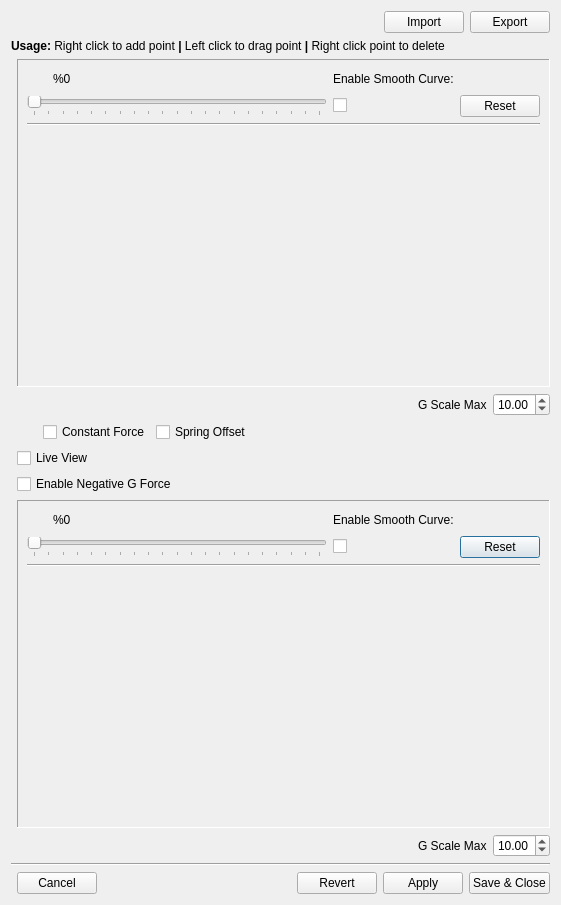
Old version of the form SM/advanced_g_curve.ui in the repository walmis/VPforce-TelemFFB.
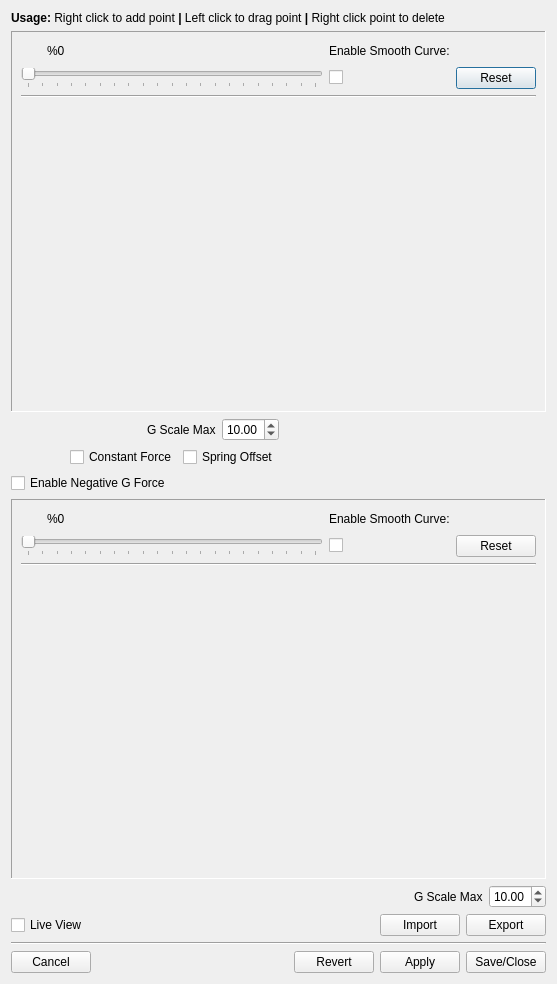
New version of the form. Custom widgets are drawn as their Qt base class.

The edit to the form file:
```diff
--- a/SM/advanced_g_curve.ui
+++ b/SM/advanced_g_curve.ui
@@ -6,215 +6,24 @@
    <rect>
     <x>0</x>
     <y>0</y>
-    <width>561</width>
-    <height>905</height>
+    <width>557</width>
+    <height>984</height>
    </rect>
   </property>
   <property name="windowTitle">
    <string>Advanced G Effect Configuration</string>
   </property>
-  <layout class="QGridLayout" name="gridLayout_2">
-   <item row="3" column="0">
-    <layout class="QGridLayout" name="MastergridLayout">
-     <item row="5" column="0" colspan="2">
-      <widget class="Line" name="line">
-       <property name="orientation">
-        <enum>Qt::Horizontal</enum>
-       </property>
-      </widget>
-     </item>
-     <item row="3" column="1">
-      <widget class="QFrame" name="frame_2">
-       <property name="sizePolicy">
-        <sizepolicy hsizetype="Preferred" vsizetype="Preferred">
-         <horstretch>1</horstretch>
-         <verstretch>1</verstretch>
-        </sizepolicy>
-       </property>
-       <property name="minimumSize">
-        <size>
-         <width>300</width>
-         <height>300</height>
-        </size>
-       </property>
-       <property name="frameShape">
-        <enum>QFrame::Panel</enum>
-       </property>
-       <property name="frameShadow">
-        <enum>QFrame::Sunken</enum>
-       </property>
-       <layout class="QVBoxLayout" name="verticalLayout_3">
-        <item>
-         <layout class="QGridLayout" name="gridLayout_4">
-          <item row="0" column="1">
-           <widget class="QLabel" name="label_3">
-            <property name="text">
-             <string>Enable Smooth Curve:</string>
-            </property>
-           </widget>
-          </item>
-          <item row="1" column="0">
-           <widget class="QSlider" name="sl_neg_mastergain">
-            <property name="enabled">
-             <bool>true</bool>
-            </property>
-            <property name="sizePolicy">
-             <sizepolicy hsizetype="MinimumExpanding" vsizetype="Fixed">
-              <horstretch>0</horstretch>
-              <verstretch>0</verstretch>
-             </sizepolicy>
-            </property>
-            <property name="minimumSize">
-             <size>
-              <width>0</width>
-              <height>0</height>
-             </size>
-            </property>
-            <property name="maximum">
-             <number>100</number>
-            </property>
-            <property name="pageStep">
-             <number>1</number>
-            </property>
-            <property name="orientation">
-             <enum>Qt::Horizontal</enum>
-            </property>
-            <property name="tickPosition">
-             <enum>QSlider::TicksBelow</enum>
-            </property>
-            <property name="tickInterval">
-             <number>5</number>
-            </property>
-           </widget>
-          </item>
-          <item row="1" column="1">
-           <widget class="Toggle" name="cb_neg_smoothcurve">
-            <property name="text">
-             <string/>
-            </property>
-           </widget>
-          </item>
-          <item row="1" column="2">
-           <widget class="QPushButton" name="pb_neg_reset">
-            <property name="text">
-             <string>  Reset  </string>
-            </property>
-           </widget>
-          </item>
-          <item row="0" column="0">
-           <layout class="QHBoxLayout" name="horizontalLayout_6">
-            <item>
-             <widget class="InfoLabel" name="lab_neg_gain_label" native="true">
-              <property name="minimumSize">
-               <size>
-                <width>20</width>
-                <height>0</height>
-               </size>
-              </property>
-             </widget>
-            </item>
-            <item alignment="Qt::AlignLeft">
-             <widget class="QLabel" name="lab_neg_mastergain">
-              <property name="text">
-               <string>%0</string>
-              </property>
-             </widget>
-            </item>
-            <item>
-             <spacer name="horizontalSpacer_6">
-              <property name="orientation">
-               <enum>Qt::Horizontal</enum>
-              </property>
-              <property name="sizeHint" stdset="0">
-               <size>
-                <width>40</width>
-                <height>20</height>
-               </size>
-              </property>
-             </spacer>
-            </item>
-           </layout>
-          </item>
-         </layout>
-        </item>
-        <item>
-         <widget class="Line" name="line_3">
-          <property name="orientation">
-           <enum>Qt::Horizontal</enum>
-          </property>
-         </widget>
-        </item>
-        <item>
-         <widget class="GForceCurveWidget" name="curve_neg" native="true">
-          <property name="sizePolicy">
-           <sizepolicy hsizetype="Preferred" vsizetype="Preferred">
-            <horstretch>1</horstretch>
-            <verstretch>1</verstretch>
-           </sizepolicy>
-          </property>
-          <property name="minimumSize">
-           <size>
-            <width>300</width>
-            <height>200</height>
-           </size>
-          </property>
-          <property name="styleSheet">
-           <string notr="true"/>
-          </property>
-         </widget>
-        </item>
-       </layout>
-      </widget>
-     </item>
-     <item row="6" column="1">
-      <layout class="QHBoxLayout" name="horizontalLayout_3">
-       <item>
-        <widget class="QPushButton" name="pb_cancel">
-         <property name="text">
-          <string>Cancel</string>
-         </property>
-        </widget>
-       </item>
-       <item>
-        <spacer name="horizontalSpacer_4">
-         <property name="orientation">
-          <enum>Qt::Horizontal</enum>
-         </property>
-         <property name="sizeHint" stdset="0">
-          <size>
-           <width>40</width>
-           <height>20</height>
-          </size>
-         </property>
-        </spacer>
-       </item>
-       <item>
-        <widget class="QPushButton" name="pb_revert">
-         <property name="text">
-          <string>Revert</string>
-         </property>
-        </widget>
-       </item>
-       <item>
-        <widget class="QPushButton" name="pb_apply">
-         <property name="text">
-          <string>Apply</string>
-         </property>
-        </widget>
-       </item>
-       <item>
-        <widget class="QPushButton" name="pb_saveclose">
-         <property name="text">
-          <string>Save &amp;&amp; Close</string>
-         </property>
-        </widget>
-       </item>
-      </layout>
-     </item>
-     <item row="7" column="1">
-      <layout class="QHBoxLayout" name="horizontalLayout_4"/>
-     </item>
-     <item row="1" column="1">
+  <layout class="QGridLayout" name="gridLayout_3">
+   <item row="0" column="0">
+    <widget class="QLabel" name="label">
+     <property name="text">
+      <string>&lt;html&gt;&lt;head/&gt;&lt;body&gt;&lt;p&gt;&lt;span style=&quot; font-weight:600;&quot;&gt;Usage:&lt;/span&gt; Right click to add point &lt;span style=&quot; font-weight:600;&quot;&gt;|&lt;/span&gt;  Left click to drag point &lt;span style=&quot; font-weight:600;&quot;&gt;|&lt;/span&gt;  Right click  point to delete&lt;/p&gt;&lt;/body&gt;&lt;/html&gt;</string>
+     </property>
+    </widget>
+   </item>
+   <item row="1" column="0">
+    <layout class="QGridLayout" name="gridLayout_2">
+     <item row="0" column="0">
       <widget class="QFrame" name="frame">
        <property name="sizePolicy">
         <sizepolicy hsizetype="Preferred" vsizetype="Preferred">
@@ -363,69 +172,9 @@
        </layout>
       </widget>
      </item>
-     <item row="4" column="1">
-      <layout class="QHBoxLayout" name="horizontalLayout_5">
-       <item>
-        <spacer name="horizontalSpacer_3">
-         <property name="orientation">
-          <enum>Qt::Horizontal</enum>
-         </property>
-         <property name="sizeHint" stdset="0">
-          <size>
-           <width>40</width>
-           <height>20</height>
-          </size>
-         </property>
-        </spacer>
-       </item>
-       <item>
-        <widget class="QLabel" name="label_4">
-         <property name="text">
-          <string>G Scale Max</string>
-         </property>
-        </widget>
-       </item>
-       <item>
-        <widget class="QDoubleSpinBox" name="sb_neg_max">
-         <property name="minimum">
-          <double>4.000000000000000</double>
-         </property>
-         <property name="maximum">
-          <double>15.000000000000000</double>
-         </property>
-         <property name="singleStep">
-          <double>0.500000000000000</double>
-         </property>
-         <property name="value">
-          <double>10.000000000000000</double>
-         </property>
-        </widget>
-       </item>
-      </layout>
-     </item>
-     <item row="2" column="1">
-      <layout class="QGridLayout" name="gridLayout_3">
-       <item row="3" column="0">
-        <widget class="QCheckBox" name="cb_enable_negative">
-         <property name="text">
-          <string>Enable Negative G Force</string>
-         </property>
-        </widget>
-       </item>
-       <item row="2" column="2">
-        <spacer name="horizontalSpacer_2">
-         <property name="orientation">
-          <enum>Qt::Horizontal</enum>
-         </property>
-         <property name="sizeHint" stdset="0">
-          <size>
-           <width>40</width>
-           <height>20</height>
-          </size>
-         </property>
-        </spacer>
-       </item>
-       <item row="0" column="0" colspan="3">
+     <item row="1" column="0">
+      <layout class="QGridLayout" name="gridLayout">
+       <item row="0" column="0">
         <layout class="QHBoxLayout" name="horizontalLayout_7">
          <item>
           <spacer name="horizontalSpacer_7">
@@ -468,23 +217,6 @@
          </item>
         </layout>
        </item>
-       <item row="2" column="0">
-        <layout class="QHBoxLayout" name="horizontalLayout">
-         <item>
-          <widget class="LabeledToggle" name="tog_live_view">
-           <property name="sizePolicy">
-            <sizepolicy hsizetype="Minimum" vsizetype="Fixed">
-             <horstretch>0</horstretch>
-             <verstretch>0</verstretch>
-            </sizepolicy>
-           </property>
-           <property name="text">
-            <string>Live View</string>
-           </property>
-          </widget>
-         </item>
-        </layout>
-       </item>
        <item row="1" column="0">
         <layout class="QHBoxLayout" name="horizontalLayout_17">
          <item alignment="Qt::AlignLeft">
@@ -513,7 +245,7 @@
          </item>
         </layout>
        </item>
-       <item row="1" column="2">
+       <item row="1" column="1">
         <spacer name="horizontalSpacer">
          <property name="orientation">
           <enum>Qt::Horizontal</enum>
@@ -526,7 +258,14 @@
          </property>
         </spacer>
        </item>
-       <item row="3" column="2">
+       <item row="2" column="0">
+        <widget class="QCheckBox" name="cb_enable_negative">
+         <property name="text">
+          <string>Enable Negative G Force</string>
+         </property>
+        </widget>
+       </item>
+       <item row="2" column="1">
         <spacer name="horizontalSpacer_8">
          <property name="orientation">
           <enum>Qt::Horizontal</enum>
@@ -541,17 +280,206 @@
        </item>
       </layout>
      </item>
+     <item row="2" column="0">
+      <widget class="QFrame" name="frame_2">
+       <property name="sizePolicy">
+        <sizepolicy hsizetype="Preferred" vsizetype="Preferred">
+         <horstretch>1</horstretch>
+         <verstretch>1</verstretch>
+        </sizepolicy>
+       </property>
+       <property name="minimumSize">
+        <size>
+         <width>300</width>
+         <height>300</height>
+        </size>
+       </property>
+       <property name="frameShape">
+        <enum>QFrame::Panel</enum>
+       </property>
+       <property name="frameShadow">
+        <enum>QFrame::Sunken</enum>
+       </property>
+       <layout class="QVBoxLayout" name="verticalLayout_3">
+        <item>
+         <layout class="QGridLayout" name="gridLayout_4">
+          <item row="0" column="1">
+           <widget class="QLabel" name="label_3">
+            <property name="text">
+             <string>Enable Smooth Curve:</string>
+            </property>
+           </widget>
+          </item>
+          <item row="1" column="0">
+           <widget class="QSlider" name="sl_neg_mastergain">
+            <property name="enabled">
+             <bool>true</bool>
+            </property>
+            <property name="sizePolicy">
+             <sizepolicy hsizetype="MinimumExpanding" vsizetype="Fixed">
+              <horstretch>0</horstretch>
+              <verstretch>0</verstretch>
+             </sizepolicy>
+            </property>
+            <property name="minimumSize">
+             <size>
+              <width>0</width>
+              <height>0</height>
+             </size>
+            </property>
+            <property name="maximum">
+             <number>100</number>
+            </property>
+            <property name="pageStep">
+             <number>1</number>
+            </property>
+            <property name="orientation">
+             <enum>Qt::Horizontal</enum>
+            </property>
+            <property name="tickPosition">
+             <enum>QSlider::TicksBelow</enum>
+            </property>
+            <property name="tickInterval">
+             <number>5</number>
+            </property>
+           </widget>
+          </item>
+          <item row="1" column="1">
+           <widget class="Toggle" name="cb_neg_smoothcurve">
+            <property name="text">
+             <string/>
+            </property>
+           </widget>
+          </item>
+          <item row="1" column="2">
+           <widget class="StyledButton" name="pb_neg_reset">
+            <property name="text">
+             <string>  Reset  </string>
+            </property>
+           </widget>
+          </item>
+          <item row="0" column="0">
+           <layout class="QHBoxLayout" name="horizontalLayout_6">
+            <item>
+             <widget class="InfoLabel" name="lab_neg_gain_label" native="true">
+              <property name="minimumSize">
+               <size>
+                <width>20</width>
+                <height>0</height>
+               </size>
+              </property>
+             </widget>
+            </item>
+            <item alignment="Qt::AlignLeft">
+             <widget class="QLabel" name="lab_neg_mastergain">
+              <property name="text">
+               <string>%0</string>
+              </property>
+             </widget>
+            </item>
+            <item>
+             <spacer name="horizontalSpacer_6">
+              <property name="orientation">
+               <enum>Qt::Horizontal</enum>
+              </property>
+              <property name="sizeHint" stdset="0">
+               <size>
+                <width>40</width>
+                <height>20</height>
+               </size>
+              </property>
+             </spacer>
+            </item>
+           </layout>
+          </item>
+         </layout>
+        </item>
+        <item>
+         <widget class="Line" name="line_3">
+          <property name="orientation">
+           <enum>Qt::Horizontal</enum>
+          </property>
+         </widget>
+        </item>
+        <item>
+         <widget class="GForceCurveWidget" name="curve_neg" native="true">
+          <property name="sizePolicy">
+           <sizepolicy hsizetype="Preferred" vsizetype="Preferred">
+            <horstretch>1</horstretch>
+            <verstretch>1</verstretch>
+           </sizepolicy>
+          </property>
+          <property name="minimumSize">
+           <size>
+            <width>300</width>
+            <height>200</height>
+           </size>
+          </property>
+          <property name="styleSheet">
+           <string notr="true"/>
+          </property>
+         </widget>
+        </item>
+       </layout>
+      </widget>
+     </item>
+     <item row="3" column="0">
+      <layout class="QHBoxLayout" name="horizontalLayout_5">
+       <item>
+        <spacer name="horizontalSpacer_3">
+         <property name="orientation">
+          <enum>Qt::Horizontal</enum>
+         </property>
+         <property name="sizeHint" stdset="0">
+          <size>
+           <width>40</width>
+           <height>20</height>
+          </size>
+         </property>
+        </spacer>
+       </item>
+       <item>
+        <widget class="QLabel" name="label_4">
+         <property name="text">
+          <string>G Scale Max</string>
+         </property>
+        </widget>
+       </item>
+       <item>
+        <widget class="QDoubleSpinBox" name="sb_neg_max">
+         <property name="minimum">
+          <double>4.000000000000000</double>
+         </property>
+         <property name="maximum">
+          <double>15.000000000000000</double>
+         </property>
+         <property name="singleStep">
+          <double>0.500000000000000</double>
+         </property>
+         <property name="value">
+          <double>10.000000000000000</double>
+         </property>
+        </widget>
+       </item>
+      </layout>
+     </item>
     </layout>
    </item>
-   <item row="2" column="0" alignment="Qt::AlignLeft">
-    <widget class="QLabel" name="label">
-     <property name="text">
-      <string>&lt;html&gt;&lt;head/&gt;&lt;body&gt;&lt;p&gt;&lt;span style=&quot; font-weight:600;&quot;&gt;Usage:&lt;/span&gt; Right click to add point &lt;span style=&quot; font-weight:600;&quot;&gt;|&lt;/span&gt;  Left click to drag point &lt;span style=&quot; font-weight:600;&quot;&gt;|&lt;/span&gt;  Right click  point to delete&lt;/p&gt;&lt;/body&gt;&lt;/html&gt;</string>
-     </property>
-    </widget>
-   </item>
-   <item row="1" column="0">
+   <item row="2" column="0">
     <layout class="QHBoxLayout" name="horizontalLayout_8">
+     <item>
+      <widget class="LabeledToggle" name="tog_live_view">
+       <property name="sizePolicy">
+        <sizepolicy hsizetype="Minimum" vsizetype="Fixed">
+         <horstretch>0</horstretch>
+         <verstretch>0</verstretch>
+        </sizepolicy>
+       </property>
+       <property name="text">
+        <string>Live View</string>
+       </property>
+      </widget>
+     </item>
      <item>
       <spacer name="horizontalSpacer_9">
        <property name="orientation">
@@ -581,13 +509,70 @@
      </item>
     </layout>
    </item>
+   <item row="3" column="0">
+    <widget class="Line" name="line">
+     <property name="orientation">
+      <enum>Qt::Horizontal</enum>
+     </property>
+    </widget>
+   </item>
+   <item row="4" column="0">
+    <layout class="QHBoxLayout" name="horizontalLayout_3">
+     <item>
+      <widget class="StyledButton" name="pb_cancel">
+       <property name="text">
+        <string>Cancel</string>
+       </property>
+      </widget>
+     </item>
+     <item>
+      <spacer name="horizontalSpacer_4">
+       <property name="orientation">
+        <enum>Qt::Horizontal</enum>
+       </property>
+       <property name="sizeHint" stdset="0">
+        <size>
+         <width>40</width>
+         <height>20</height>
+        </size>
+       </property>
+      </spacer>
+     </item>
+     <item>
+      <widget class="StyledButton" name="pb_revert">
+       <property name="text">
+        <string>Revert</string>
+       </property>
+      </widget>
+     </item>
+     <item>
+      <widget class="StyledButton" name="pb_apply">
+       <property name="text">
+        <string>Apply</string>
+       </property>
+      </widget>
+     </item>
+     <item>
+      <widget class="StyledButton" name="pb_saveclose">
+       <property name="text">
+        <string>Save/Close</string>
+       </property>
+      </widget>
+     </item>
+    </layout>
+   </item>
   </layout>
  </widget>
  <customwidgets>
   <customwidget>
    <class>LabeledToggle</class>
    <extends>QCheckBox</extends>
-   <header location="global">telemffb.custom_widgets</header>
+   <header>telemffb.custom_widgets</header>
+  </customwidget>
+  <customwidget>
+   <class>StyledButton</class>
+   <extends>QPushButton</extends>
+   <header location="global">telemffb.custom_widgets.h</header>
   </customwidget>
   <customwidget>
    <class>Toggle</class>
```
Left out of the diff: 6 changed lines with no effect on the pictures.
